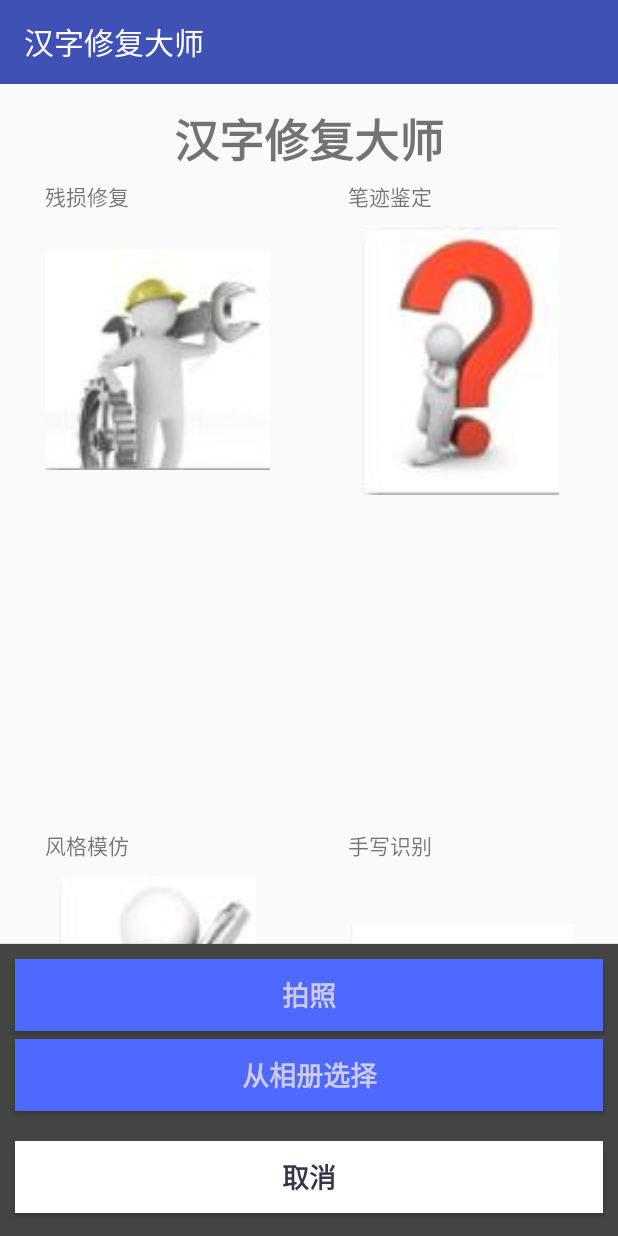
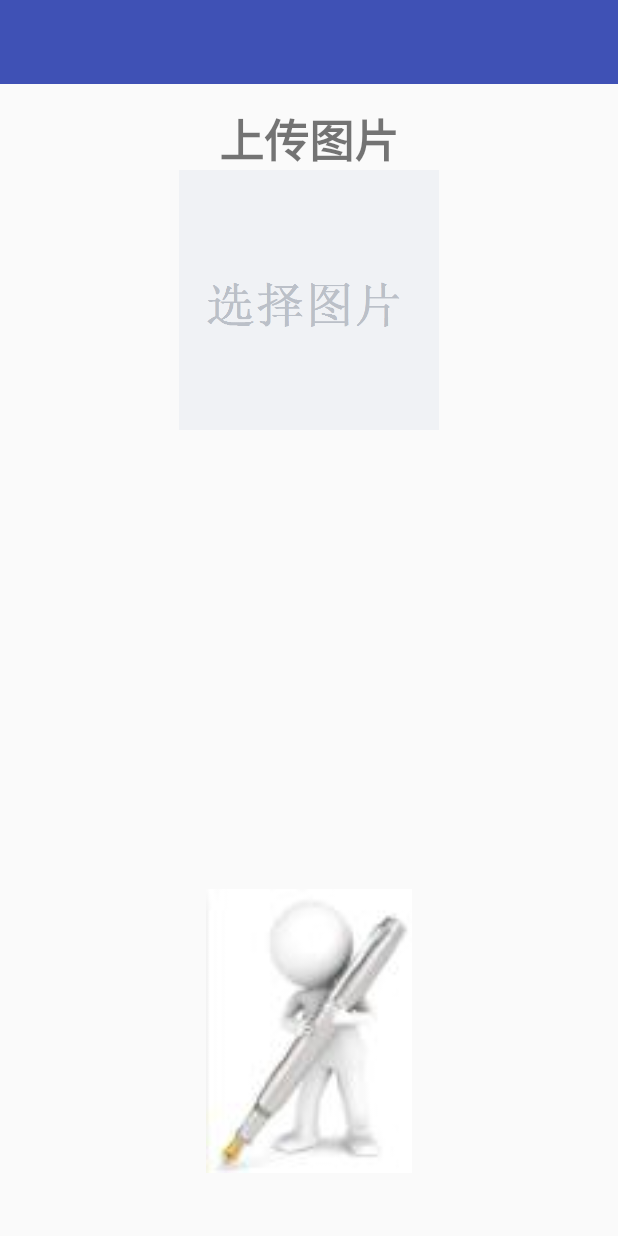
Before and after one commit to Daviddddl/MyPicApp, an Android app: the screen it shows after launch (MainActivity before the commit, UploadActivity after it), after a tap on an icon or button, on a phone screen of 412 x 824 dp. Run offline under Robolectric (Android 15) with nearby library versions, the light colour scheme and no system bars; our stand-ins replace ButterKnife; libraries missing offline, so code that uses them is left out: com.kevin.crop; pictures from the network do not load.

Commit message:
新增uploadActivity

```diff
--- a/app/src/main/AndroidManifest.xml
+++ b/app/src/main/AndroidManifest.xml
@@ -22,7 +22,8 @@
         </activity>
         <activity android:name=".activity.CropActivity" />
         <activity android:name=".activity.ImitateActivity" />
-        <activity android:name=".activity.ManuFactureActivity"></activity>
+        <activity android:name=".activity.ManuFactureActivity" />
+        <activity android:name=".activity.UploadActivity"></activity>
     </application>
 
 </manifest>
--- /dev/null
+++ b/app/src/main/java/com/kevin/imageuploadclient/activity/UploadActivity.java
@@ -0,0 +1,15 @@
+package com.kevin.imageuploadclient.activity;
+
+import android.support.v7.app.AppCompatActivity;
+import android.os.Bundle;
+
+import com.kevin.imageuploadclient.R;
+
+public class UploadActivity extends AppCompatActivity {
+
+    @Override
+    protected void onCreate(Bundle savedInstanceState) {
+        super.onCreate(savedInstanceState);
+        setContentView(R.layout.activity_upload);
+    }
+}
--- a/app/src/main/java/com/kevin/imageuploadclient/fragment/MainFragment.java
+++ b/app/src/main/java/com/kevin/imageuploadclient/fragment/MainFragment.java
@@ -31,7 +31,7 @@ public class MainFragment extends PictureSelectFragment {
     Toolbar toolbar;
 
     @Bind(R.id.main_frag_func1)
-    ImageView mPictureIv;
+    ImageView mPictureFunc1;
 
     @Bind(R.id.main_frag_func2)
     ImageView mPictureFunc2;
@@ -59,10 +59,17 @@ public class MainFragment extends PictureSelectFragment {
     @Override
     public void initEvents() {
         // 设置图片点击监听
-        mPictureIv.setOnClickListener(new View.OnClickListener() {
+        /*mPictureFunc1.setOnClickListener(new View.OnClickListener() {
             @Override
             public void onClick(View v) {
                 selectPicture();
+            }
+        });*/
+
+        mPictureFunc1.setOnClickListener(new View.OnClickListener() {
+            @Override
+            public void onClick(View v) {
+                function1();
             }
         });
 
@@ -130,7 +137,7 @@ public class MainFragment extends PictureSelectFragment {
                 Log.i(TAG, "图片地址 " + Constant.BASE_URL + result);
                 Glide.with(mContext)
                         .load(Constant.BASE_URL + result)
-                        .into(mPictureIv);
+                        .into(mPictureFunc1);
             }
         }
     }
--- a/app/src/main/java/com/kevin/imageuploadclient/fragment/basic/PictureSelectFragment.java
+++ b/app/src/main/java/com/kevin/imageuploadclient/fragment/basic/PictureSelectFragment.java
@@ -23,6 +23,7 @@ import com.kevin.imageuploadclient.R;
 import com.kevin.imageuploadclient.activity.CropActivity;
 import com.kevin.imageuploadclient.activity.ImitateActivity;
 import com.kevin.imageuploadclient.activity.ManuFactureActivity;
+import com.kevin.imageuploadclient.activity.UploadActivity;
 import com.kevin.imageuploadclient.util.Constant;
 import com.kevin.imageuploadclient.util.FileUtils;
 import com.kevin.imageuploadclient.view.SelectPicturePopupWindow;
@@ -54,6 +55,10 @@ public abstract class PictureSelectFragment extends BaseFragment implements Sele
      */
     private OnPictureSelectedListener mOnPictureSelectedListener;
 
+
+    protected void function1(){
+        startActivity(new Intent(this.getContext(),UploadActivity.class));
+    }
 
     protected void function2(ImageView imageView){
         Toast.makeText(this.getContext(), "开始下载服务器结果……", Toast.LENGTH_SHORT).show();
--- a/app/src/main/res/layout/activity_imitate.xml
+++ b/app/src/main/res/layout/activity_imitate.xml
@@ -6,7 +6,6 @@
     android:clipToPadding="true"
     android:fitsSystemWindows="true"
     tools:ignore="ExtraText">
-    tools:context=".activity.HistoryActivity">
     <include layout="@layout/toolbar_layout" />
 
     <ImageView
--- a/app/src/main/res/layout/activity_manufacture.xml
+++ b/app/src/main/res/layout/activity_manufacture.xml
@@ -6,7 +6,6 @@
     android:clipToPadding="true"
     android:fitsSystemWindows="true"
     tools:ignore="ExtraText">
-    tools:context=".activity.OtherActivity">
     <include layout="@layout/toolbar_layout" />
 
     <TextView
--- /dev/null
+++ b/app/src/main/res/layout/activity_upload.xml
@@ -0,0 +1,41 @@
+<?xml version="1.0" encoding="utf-8"?>
+<RelativeLayout xmlns:android="http://schemas.android.com/apk/res/android"
+    xmlns:tools="http://schemas.android.com/tools"
+    android:layout_width="match_parent"
+    android:layout_height="match_parent"
+    android:clipToPadding="true"
+    android:fitsSystemWindows="true"
+    tools:ignore="ExtraText">
+    <include layout="@layout/toolbar_layout" />
+
+
+    <ImageView
+        android:id="@+id/uploadPic"
+        android:layout_width="226dp"
+        android:layout_height="173dp"
+        android:layout_alignParentTop="true"
+        android:layout_centerHorizontal="true"
+        android:layout_marginTop="113dp"
+        android:src="@mipmap/default_select_photo" />
+
+    <TextView
+        android:id="@+id/textView"
+        android:layout_width="wrap_content"
+        android:layout_height="wrap_content"
+        android:layout_alignParentTop="true"
+        android:layout_centerHorizontal="true"
+        android:layout_marginTop="70dp"
+        android:textStyle="bold"
+        android:textSize="30dp"
+        android:text="@string/upload_title" />
+
+    <ImageView
+        android:id="@+id/downloadPic"
+        android:layout_width="229dp"
+        android:layout_height="189dp"
+        android:layout_alignParentBottom="true"
+        android:layout_centerHorizontal="true"
+        android:layout_marginBottom="42dp"
+        android:src="@mipmap/imitate" />
+
+</RelativeLayout>
--- a/app/src/main/res/values/strings.xml
+++ b/app/src/main/res/values/strings.xml
@@ -18,4 +18,5 @@
     <string name="imitate">风格模仿</string>
     <string name="manufacture">手写识别</string>
     <string name="result_title">结果展示</string>
+    <string name="upload_title">上传图片</string>
 </resources>
--- a/build.gradle
+++ b/build.gradle
@@ -7,7 +7,7 @@ buildscript {
         jcenter()
     }
     dependencies {
-        classpath 'com.android.tools.build:gradle:3.1.1'
+        classpath 'com.android.tools.build:gradle:3.1.2'
 
 
         // NOTE: Do not place your application dependencies here; they belong
```
